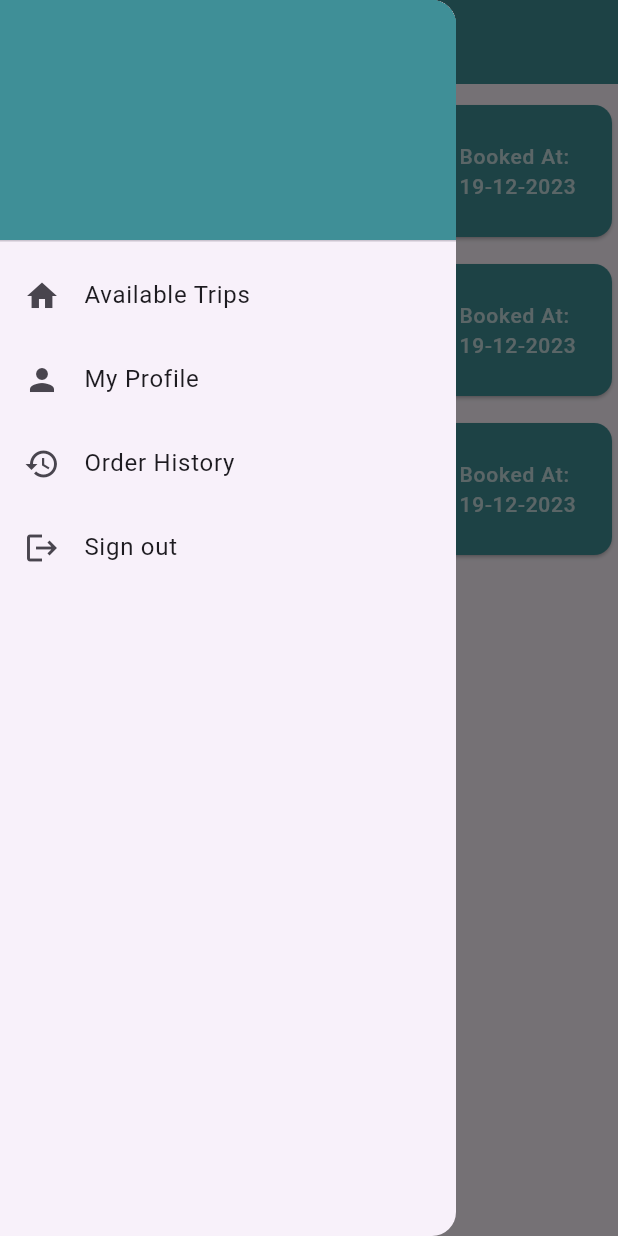
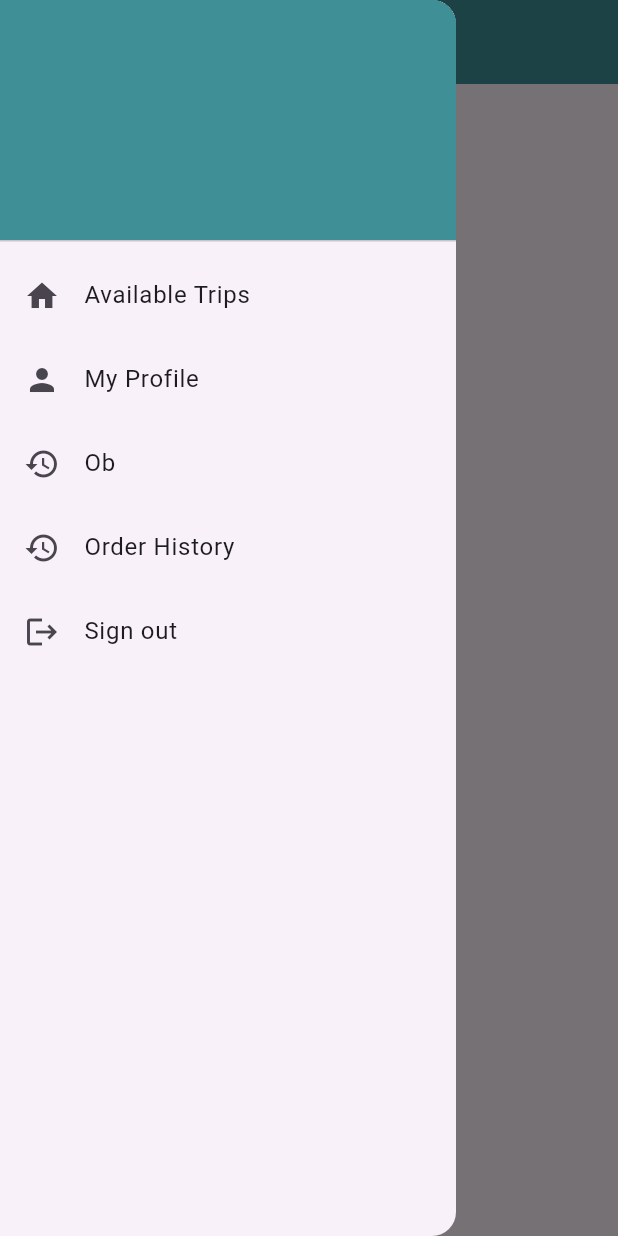
Before and after one commit to mahgob601/Car-Pool-App, a Flutter app: the OrderHistory screen opened directly, with the side drawer open, on a phone screen of 412 x 824 dp. Run offline on Flutter 3.47's test engine with Material 3 defaults, Android fonts, the phone set to English and light mode, and no system bars; our stand-ins replace firebase_auth, firebase_core, firebase_database, firebase_storage, image_picker; accounts and stored records are empty; network calls fail.

Commit message:
user order history

```diff
--- a/CarPool1/lib/Cart.dart
+++ b/CarPool1/lib/Cart.dart
@@ -1,8 +1,6 @@
 import 'package:car_pool1/Shared/DBHandler/trip_controller.dart';
 import 'package:flutter/material.dart';
 import 'package:car_pool1/Shared/SharedTheme/SharedColor.dart';
-import 'package:car_pool1/User/purchases.dart';
-import 'package:car_pool1/User/purchases_preferences.dart';
 import 'package:car_pool1/Shared/SharedWidgets/drawer_widget.dart';
 import 'package:intl/intl.dart';
 
--- a/CarPool1/lib/HomePage.dart
+++ b/CarPool1/lib/HomePage.dart
@@ -4,7 +4,6 @@ import 'package:car_pool1/ProfilePage.dart';
 import 'package:car_pool1/Shared/SharedTheme/SharedColor.dart';
 import 'package:car_pool1/Shared/SharedWidgets/drawer_widget.dart';
 import 'package:car_pool1/trips/trip.dart';
-import 'package:car_pool1/trips/trip_preferences.dart';
 import 'package:firebase_database/firebase_database.dart';
 import 'package:flutter/material.dart';
 import 'tripDetails.dart';
--- a/CarPool1/lib/OrderHistory.dart
+++ b/CarPool1/lib/OrderHistory.dart
@@ -1,10 +1,12 @@
 import 'package:car_pool1/Shared/SharedWidgets/drawer_widget.dart';
-import 'package:car_pool1/User/purchases.dart';
-import 'package:car_pool1/User/user_preferences.dart';
-import 'package:car_pool1/trips/trip_preferences.dart';
+
+import 'package:car_pool1/trips/trip.dart';
+
+import 'package:firebase_database/firebase_database.dart';
 import 'package:flutter/material.dart';
 import 'package:intl/intl.dart';
 
+import 'Globals/global_var.dart';
 import 'LoginScreen.dart';
 import 'ProfilePage.dart';
 import 'Shared/SharedTheme/SharedColor.dart';
@@ -17,21 +19,116 @@ class OrderHistory extends StatefulWidget {
 }
 
 class _OrderHistoryState extends State<OrderHistory> {
+  DatabaseReference userRequestsRef = FirebaseDatabase.instance.ref("Trips/");
+   List<MyTrip> myOrderHistory=[];
 
-  List<Purchase> myPurchases =
-      [
-        Purchase(user: UserPreferences.myUser, trip: TripPreferences.myTrips[0], purchaseDate: DateTime.now().subtract(Duration(days: 1))),
-        Purchase(user: UserPreferences.myUser, trip: TripPreferences.myTrips[1], purchaseDate: DateTime.now().subtract(Duration(days: 1))),
-  Purchase(user: UserPreferences.myUser, trip: TripPreferences.myTrips[4], purchaseDate: DateTime.now().subtract(Duration(days: 1))),
-      ];
+  Map<dynamic,dynamic> myTrip = {};
+  Map<dynamic,dynamic> myTripsKeys = {};
+  void initState()
+  {
+
+    fetchRequestAndRideStatusChanges(/*userRequestsRef.child('UserRequests')*/);
+    super.initState();
+  }
+
+
+
+  fetchRequestAndRideStatusChanges(/*DatabaseReference userRequestsRef*/) async {
+    userRequestsRef.once().then((snap){
+      if(snap.snapshot.value != null)
+        {
+          myOrderHistory.clear();
+          snap.snapshot.children.forEach((child) {
+
+            myTrip = child.value as Map;
+            //myTripsKeys = child.key as  Map;
+            if(myTrip['UserRequests'].keys.toList().contains(userID))
+              {
+                MyTrip trip = MyTrip(driverName: myTrip['Driver_Name'].toString(), driverNumber: myTrip['Driver_Number'].toString(),
+                    driverProfileURL: myTrip['Driver_Profile'].toString()
+                    , meetingPoint: myTrip['Pickup'].toString(), myRequestStatus: myTrip['UserRequests'][userID]['Request_Status'],
+                    tripRideStatus: myTrip['Ride_Status'].toString()
+                    , dropPoint: myTrip['Dropoff'].toString(), date: myTrip['Date'].toString(),
+                    price: double.parse(myTrip['Offered_Price']), time: myTrip['Time'].toString());
+                /*MyTrip thisTrip = MyTrip(driverName: 'driverName', driverNumber: 'driverNumber',
+                    driverProfileURL: 'driverProfileURL', meetingPoint: 'meetingPoint',
+                    myRequestStatus: 'myRequestStatus', tripRideStatus: 'tripRideStatus',
+                    dropPoint: 'dropPoint', date: 'date', price: 11.9, time: 'time');*/
+                myOrderHistory.add(trip);
+                //print(myTrip['Offered_Price'].toString());
+                //print(myTrip['UserRequests'][userID]['Request_Status']);
+                setState(() {
+
+                });
+
+              }
+
+            print(myOrderHistory.length);
+            /*print(myTrip['UserRequests'].keys.toList().contains(userID));
+            print(myTrip['Driver_Name']);*/
+            //print(myTrip['Pickup']);
+
+            /*for(String i in myTrips['UserRequests'].keys)
+              {
+                print(i);
+              }*/
+
+            //print('lola');
+            /*myTrips['UserRequests'].keys.where((k)=>{k.toString() == userID})*/
+
+
+            //print(myTrips['UserRequests']);
+
+
+          });
+
+        }
+      else {
+        myOrderHistory.clear();
+      }
+    }, onError: (error) {
+      print("error retrieving!");
+
+    });
+    /*userRequestsRef.onValue.listen((event) {
+      if (event.snapshot.exists) {
+        userRequests.clear();
+        Map <dynamic,dynamic> requestVals;
+        event.snapshot.children.forEach((child) {
+
+          requestVals = child.value as Map;
+          if(requestVals['Request_Status'] != 'Rejected')
+          {
+            userRequests.add(requestVals);
+          }
+
+
+          //print(availableTrips);
+        });
+
+
+        setState(() {
+        });
+      }
+      else {
+        userRequests.clear();
+      }
+    }, onError: (error) {
+      print("error retrieving!");
+    });*/
+  }
+
+
+
 
   @override
   Widget build(BuildContext context) {
+    fetchRequestAndRideStatusChanges();
     return Scaffold(
       appBar: AppBar(
         title: Padding(
-          padding: const EdgeInsets.only(top:8.0),
-          child: Text('Trips History',
+          padding: const EdgeInsets.only(top: 8.0),
+          child: Text('Orders History',
             style:
             TextStyle(
               color: Colors.white,
@@ -42,49 +139,78 @@ class _OrderHistoryState extends State<OrderHistory> {
         centerTitle: true,
         backgroundColor: SharedColor.tealColor,
       ),
-      drawer:myDrawer(),
-
-      body: Padding(
-        padding: const EdgeInsets.only(top:10.0),
-        child: ListView.builder(
-          itemCount: myPurchases.length,
-          itemBuilder: (context, index) {
-            return Padding(
-              padding: const EdgeInsets.only(bottom: 10.0),
-              child: Card(
-                color: SharedColor.tealColor,
-                child: ListTile(
-                  title: Text(
-                    'From: ${myPurchases[index].trip.meetingPoint}\nTo: ${myPurchases[index].trip.dropPoint}',
+      drawer: myDrawer(),
+      body: ListView.builder(
+        itemCount: myOrderHistory.length,
+        itemBuilder: (context, index) {
+          return Card(
+            elevation: 5,
+            margin: EdgeInsets.symmetric(horizontal: 10, vertical: 8),
+            child: Padding(
+              padding: EdgeInsets.all(16),
+              child: Column(
+                crossAxisAlignment: CrossAxisAlignment.start,
+                children: [
+                  Text(
+                    'Order ID: ${index}',
                     style: TextStyle(
-                        color: Colors.white,
-                        fontSize: 16,
-                        fontWeight: FontWeight.bold
-
-
+                      fontWeight: FontWeight.bold,
+                      fontSize: 18,
+                      color: Colors.blue,
                     ),
-
                   ),
-                  leading:Text(
-                    '${myPurchases[index].trip.date}\n${myPurchases[index].trip.time}',
+                  SizedBox(height: 8),
+                  Text(
+                    'Destination: ${myOrderHistory[index].dropPoint}',
+                    style: TextStyle(fontSize: 16),
+                  ),
+                  Text(
+                    'Date: ${myOrderHistory[index].date}',
+                    style: TextStyle(fontSize: 16),
+                  ),
+                  Text(
+                    'Price: EGP ${myOrderHistory[index].price}',
+                    style: TextStyle(fontSize: 16),
+                  ),
+                  Text(
+                    'My Request Status: ${myOrderHistory[index].myRequestStatus}',
                     style: TextStyle(
-                        color: Colors.white70,
-                        fontSize: 14
+                      fontSize: 16,
+                      color: myOrderHistory[index].myRequestStatus == 'Accepted'
+                          ? Colors.green
+                          : myOrderHistory[index].myRequestStatus == 'Pending'
+                          ? Colors.orange
+                          : Colors.red,
                     ),
-                  ) ,
-                  trailing: Text(
-                    'Booked At:\n${DateFormat('dd-MM-yyyy').format(myPurchases[index].purchaseDate)}',
+                  ),
+                  Text(
+                    'Trip Status: ${myOrderHistory[index].tripRideStatus}',
                     style: TextStyle(
-                        color:Colors.white70,
-                      fontSize: 14,
+                      fontSize: 16,
+                      color: myOrderHistory[index].tripRideStatus == 'Completed'
+                          ? Colors.green
+                          : myOrderHistory[index].tripRideStatus == 'Pending' || myOrderHistory[index].tripRideStatus == 'In Progress'
+                          ? Colors.orange
+                          : Colors.red,
                     ),
-
                   ),
-                ),
+                  Text(
+                    'Pickup Time: ${myOrderHistory[index].time}',
+                    style: TextStyle(fontSize: 16),
+                  ),
+                  Text(
+                    'Driver: ${myOrderHistory[index].driverName}',
+                    style: TextStyle(fontSize: 16),
+                  ),
+                  Text(
+                    'Driver Phone: ${myOrderHistory[index].driverNumber}',
+                    style: TextStyle(fontSize: 16),
+                  ),
+                ],
               ),
-            );
-          },
-        ),
+            ),
+          );
+        },
       ),
     );
   }
--- a/CarPool1/lib/ProfilePage.dart
+++ b/CarPool1/lib/ProfilePage.dart
@@ -1,7 +1,7 @@
 import 'package:car_pool1/Globals/global_var.dart';
 import 'package:car_pool1/Shared/SharedTheme/SharedColor.dart';
 import 'package:car_pool1/Shared/SharedWidgets/drawer_widget.dart';
-import 'package:car_pool1/User/user_preferences.dart';
+
 import 'package:car_pool1/edit_profile_page.dart';
 import 'package:flutter/material.dart';
 
@@ -18,7 +18,7 @@ class MyProfile extends StatefulWidget {
 class _MyProfileState extends State<MyProfile> {
   @override
   Widget build(BuildContext context) {
-    final user = UserPreferences.myUser;
+
     return Scaffold(
       appBar: AppBar(
         title: Padding(
--- a/CarPool1/lib/Shared/SharedWidgets/drawer_widget.dart
+++ b/CarPool1/lib/Shared/SharedWidgets/drawer_widget.dart
@@ -3,12 +3,14 @@ import 'package:car_pool1/Globals/global_var.dart';
 import 'package:car_pool1/HomePage.dart';
 import 'package:car_pool1/Shared/SharedTheme/SharedColor.dart';
 import 'package:car_pool1/TrackDriverScreen.dart';
+import 'package:car_pool1/trialScreen.dart';
 import 'package:firebase_auth/firebase_auth.dart';
 import 'package:flutter/material.dart';
 
 import '../../LoginScreen.dart';
 import '../../OrderHistory.dart';
 import '../../ProfilePage.dart';
+
 
 class myDrawer extends StatefulWidget {
   const myDrawer({super.key});
@@ -55,6 +57,15 @@ class _myDrawerState extends State<myDrawer> {
           ),
 
 
+          ListTile(
+            leading: Icon(
+              Icons.history,
+            ),
+            title: const Text('Ob'),
+            onTap: () {
+              Navigator.pushReplacement(context, MaterialPageRoute(builder: (_) {return OrderHistoryScreen();}));
+            },
+          ),
 
 
           ListTile(
@@ -66,6 +77,7 @@ class _myDrawerState extends State<myDrawer> {
               Navigator.pushReplacement(context, MaterialPageRoute(builder: (_) {return OrderHistory();}));
             },
           ),
+
 
           ListTile(
             leading: Icon(
--- a/CarPool1/lib/User/purchases.dart
+++ /dev/null
@@ -1,10 +0,0 @@
-import 'package:car_pool1/User/user.dart';
-import 'package:car_pool1/trips/trip.dart';
-
-class Purchase {
-  final myuser user;
-  final Trip trip;
-  final DateTime purchaseDate;
-
-  Purchase({required this.user, required this.trip, required this.purchaseDate});
-}
--- a/CarPool1/lib/User/user.dart
+++ /dev/null
@@ -1,14 +0,0 @@
-class myuser
-{
-  final String imagePath;
-  final String name;
-  final String email;
-
-
-  const myuser({
-    required this.imagePath,
-    required this.name,
-    required this.email,
-});
-
-}
--- a/CarPool1/lib/User/user_preferences.dart
+++ /dev/null
@@ -1,9 +0,0 @@
-import 'user.dart';
-
-class UserPreferences{
-  static const myUser = myuser(
-      imagePath: 'https://images.pexels.com/photos/220453/pexels-photo-220453.jpeg?auto=compress&cs=tinysrgb&w=1260&h=750&dpr=1',
-      name: "Karim Ali",
-      email: '30p0123@eng.asu.edu.eg');
-
-}
--- a/CarPool1/lib/edit_profile_page.dart
+++ b/CarPool1/lib/edit_profile_page.dart
@@ -17,8 +17,7 @@ import 'Shared/SharedTheme/SharedColor.dart';
 import 'Shared/SharedWidgets/profile_widget.dart';
 import 'Shared/SharedWidgets/snack_widget.dart';
 import 'Shared/SharedWidgets/textfield_widget.dart';
-import 'User/user.dart';
-import 'User/user_preferences.dart';
+
 
 class EditProfilePage extends StatefulWidget {
   @override
--- a/CarPool1/lib/trips/trip.dart
+++ b/CarPool1/lib/trips/trip.dart
@@ -1,18 +1,25 @@
-class Trip
+class MyTrip
 {
-  final String location;
+
   final String driverName;
+  final String driverNumber;
+  final String driverProfileURL;
   final String meetingPoint;
   final String dropPoint;
+  final String myRequestStatus;
+  final String tripRideStatus;
   final double price;
   final String date;
   final String time;
 
 
-  Trip({
-    required this.location,
+  MyTrip({
+    required this.driverName,
+    required this.driverNumber,
+    required this.driverProfileURL,
     required this.meetingPoint,
-    required this.driverName,
+    required this.myRequestStatus,
+    required this.tripRideStatus,
     required this.dropPoint,
     required this.date,
     required this.price,
--- a/CarPool1/lib/trips/trip_preferences.dart
+++ /dev/null
@@ -1,32 +0,0 @@
-import 'package:car_pool1/trips/trip.dart';
-import 'package:flutter/material.dart';
-
-class TripPreferences
-{
-  static List<Trip> myTrips=
-  [
-    Trip(location:'Abbasya',meetingPoint: 'Chillout Abbasya', driverName: 'Ahmed Khaled' ,dropPoint: 'G3 Faculty of Eng ASU', date: '22 NOV', price: 25 ,time: '7.30 AM'),
-
-    Trip(location:'Abdo Basha',meetingPoint: 'G3 Faculty of Eng ASU', driverName: 'Ahmed Khaled',dropPoint: 'Chillout Abbasya', date: '22 NOV', price: 25  ,time: '5.30 PM'),
-
-    Trip(location:'Abbasya',meetingPoint: 'Abbasya Square', driverName: 'Hesham Yousry',dropPoint: 'G3 Faculty of Eng ASU', date: '22 NOV', price: 15,time: '7.30 AM'),
-
-    Trip(location:'Abbasya',meetingPoint: 'Chillout Abbasya', driverName: 'Ahmed Khaled',dropPoint: 'G4 Faculty of Eng ASU', date: '23 NOV', price: 25 ,time: '7.30 AM'),
-
-    Trip(location:'Abbasya',meetingPoint: 'Abbasya Square', driverName: 'Ahmed Khaled' ,dropPoint: 'G4 Faculty of Eng ASU', date: '23 NOV', price: 15 ,time: '7.30 AM'),
-
-    Trip(location:'Abdo Basha',meetingPoint: 'G4 Faculty of Eng ASU', driverName: 'Hesham Yousry' ,dropPoint: 'Chillout Abbasya', date: '23 NOV', price: 25,time: '5.30 PM'),
-
-    Trip(location:'Abbasya',meetingPoint: 'Chillout Abbasya', driverName: 'Ali Youssef' ,dropPoint: 'G3 Faculty of Eng ASU', date: '24 NOV', price: 25,time: '7.30 AM'),
-
-
-    Trip(location:'Abbasya',meetingPoint: 'Abbasya Square', driverName: 'Ahmed Khaled' ,dropPoint: 'G4 Faculty of Eng ASU', date: '24 NOV', price: 15 ,time: '7.30 AM'),
-
-
-    Trip(location:'Abdo Basha',meetingPoint: 'G3 Faculty of Eng ASU', driverName: 'Ali Youssef',dropPoint: 'Chillout Abbasya', date: '24 NOV', price: 25,time: '5.30 PM'),
-
-
-  ];
-
-
-}
--- a/car_pool1_driver/lib/HandleRequestsPage.dart
+++ b/car_pool1_driver/lib/HandleRequestsPage.dart
@@ -288,7 +288,7 @@ class _HandleRequestsPageState extends State<HandleRequestsPage> {
       'Request_Status':'Rejected'
     });
 
-    print('Accepted ${userID}');
+    print('Rejected ${userID}');
     setState(() {});
   }
 
--- a/car_pool1_driver/lib/Shared/DBHandler/TripController.dart
+++ b/car_pool1_driver/lib/Shared/DBHandler/TripController.dart
@@ -1,4 +1,5 @@
 import 'package:car_pool1_driver/Shared/DBHandler/firebaseAuth.dart';
+import 'package:car_pool1_driver/models/global_var.dart';
 import 'package:firebase_database/firebase_database.dart';
 import 'package:flutter/material.dart';
 import 'package:firebase_auth/firebase_auth.dart';
@@ -22,6 +23,9 @@ class TripControllerClass{
       "Booking_Status": trip.bookingStatus,
       "Passengers": trip.passengers,
       "Ride_Status": trip.rideStatus,
+      'Driver_Name': userName,
+      'Driver_Profile': profileImageURL,
+      'Driver_Number': driverNumber,
 
 
     };
--- a/car_pool1_driver/lib/Shared/DBHandler/firebaseAuth.dart
+++ b/car_pool1_driver/lib/Shared/DBHandler/firebaseAuth.dart
@@ -1,5 +1,3 @@
-
-
 import 'package:car_pool1_driver/HomePage.dart';
 import 'package:firebase_database/firebase_database.dart';
 import 'package:flutter/material.dart';
@@ -37,6 +35,7 @@ class firebaseAuthClass{
             userID = (snap.snapshot.value as Map)["id"];
 
             profileImageURL =(snap.snapshot.value as Map)["ProfileImage"];
+            driverNumber = (snap.snapshot.value as Map)["phone"];
 
             Navigator.pushReplacement(context, MaterialPageRoute(builder: (_) => HomePage()));
           }
@@ -76,6 +75,7 @@ class firebaseAuthClass{
               userEmail = (snap.snapshot.value as Map)["email"];
               userID = (snap.snapshot.value as Map)["id"];
               profileImageURL = (snap.snapshot.value as Map)["ProfileImage"];
+              driverNumber = (snap.snapshot.value as Map)["phone"];
             }
           }
         });
--- a/car_pool1_driver/lib/models/global_var.dart
+++ b/car_pool1_driver/lib/models/global_var.dart
@@ -11,3 +11,4 @@ String defaultProfileImagePath = "https://upload.wikimedia.org/wikipedia/commons
 Uint8List? tempProfileImage;
 Uint8List? profileImage;
 String profileImageURL = "";
+String driverNumber = "";
```
Also changed, not shown: CarPool1/lib/Shared/DBHandler/trip_controller.dart (+17 -0 lines), CarPool1/lib/User/purchases_preferences.dart (deleted, +0 -15 lines), CarPool1/lib/trialScreen.dart (added, +126 -0 lines), car_pool1_driver/lib/Shared/DBHandler/UserRequestsHandler.dart (added).
